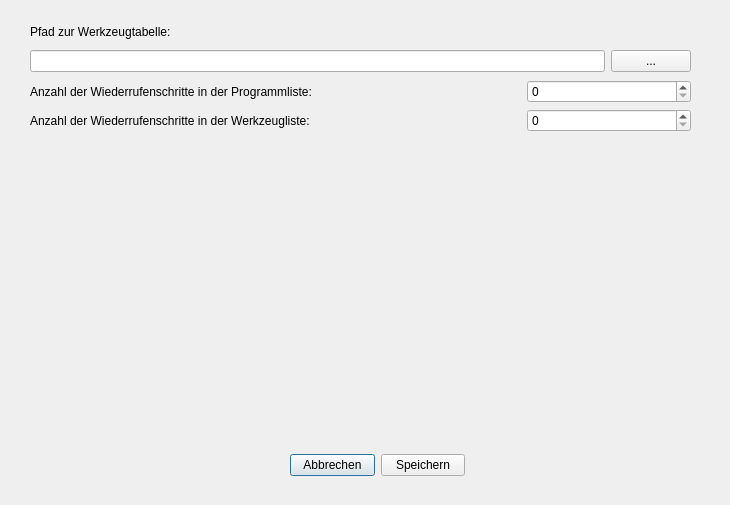
Qt form Dialoge/dialog_settings.ui (TischlerWilly/GCodeGenerator) before a commit.
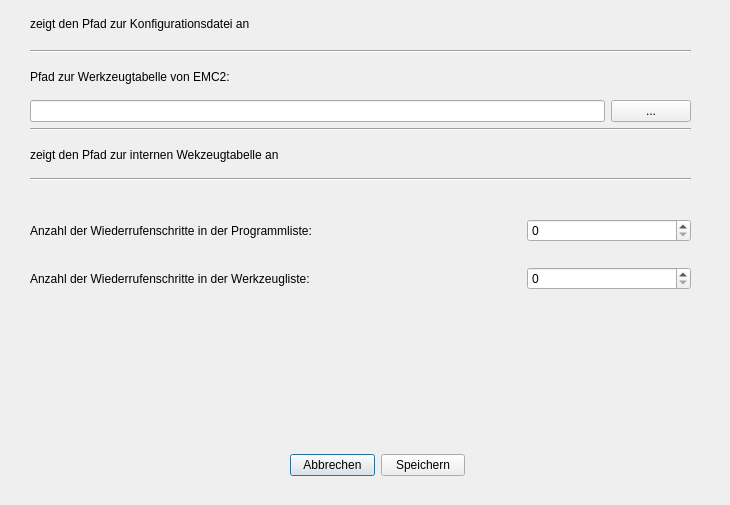
The same form after that commit.

Diff of the .ui file:
```diff
--- a/Dialoge/dialog_settings.ui
+++ b/Dialoge/dialog_settings.ui
@@ -55,16 +55,23 @@
    <property name="geometry">
     <rect>
      <x>30</x>
-     <y>20</y>
+     <y>50</y>
      <width>661</width>
-     <height>52</height>
+     <height>131</height>
     </rect>
    </property>
    <layout class="QVBoxLayout" name="verticalLayout">
+    <item>
+     <widget class="Line" name="line">
+      <property name="orientation">
+       <enum>Qt::Horizontal</enum>
+      </property>
+     </widget>
+    </item>
     <item>
      <widget class="QLabel" name="label_tooltable">
       <property name="text">
-       <string>Pfad zur Werkzeugtabelle:</string>
+       <string>Pfad zur Werkzeugtabelle von EMC2:</string>
       </property>
      </widget>
     </item>
@@ -82,15 +89,36 @@
       </item>
      </layout>
     </item>
+    <item>
+     <widget class="Line" name="line_3">
+      <property name="orientation">
+       <enum>Qt::Horizontal</enum>
+      </property>
+     </widget>
+    </item>
+    <item>
+     <widget class="QLabel" name="label_werkzeugliste_pfad">
+      <property name="text">
+       <string>zeigt den Pfad zur internen Wekzeugtabelle an</string>
+      </property>
+     </widget>
+    </item>
+    <item>
+     <widget class="Line" name="line_2">
+      <property name="orientation">
+       <enum>Qt::Horizontal</enum>
+      </property>
+     </widget>
+    </item>
    </layout>
   </widget>
-  <widget class="QWidget" name="">
+  <widget class="QWidget" name="layoutWidget">
    <property name="geometry">
     <rect>
      <x>30</x>
-     <y>80</y>
+     <y>200</y>
      <width>661</width>
-     <height>54</height>
+     <height>111</height>
     </rect>
    </property>
    <layout class="QGridLayout" name="gridLayout" columnstretch="3,1">
@@ -116,6 +144,19 @@
     </item>
    </layout>
   </widget>
+  <widget class="QLabel" name="label_konfig_pfad">
+   <property name="geometry">
+    <rect>
+     <x>30</x>
+     <y>10</y>
+     <width>659</width>
+     <height>27</height>
+    </rect>
+   </property>
+   <property name="text">
+    <string>zeigt den Pfad zur Konfigurationsdatei an</string>
+   </property>
+  </widget>
  </widget>
  <resources/>
  <connections/>
```
